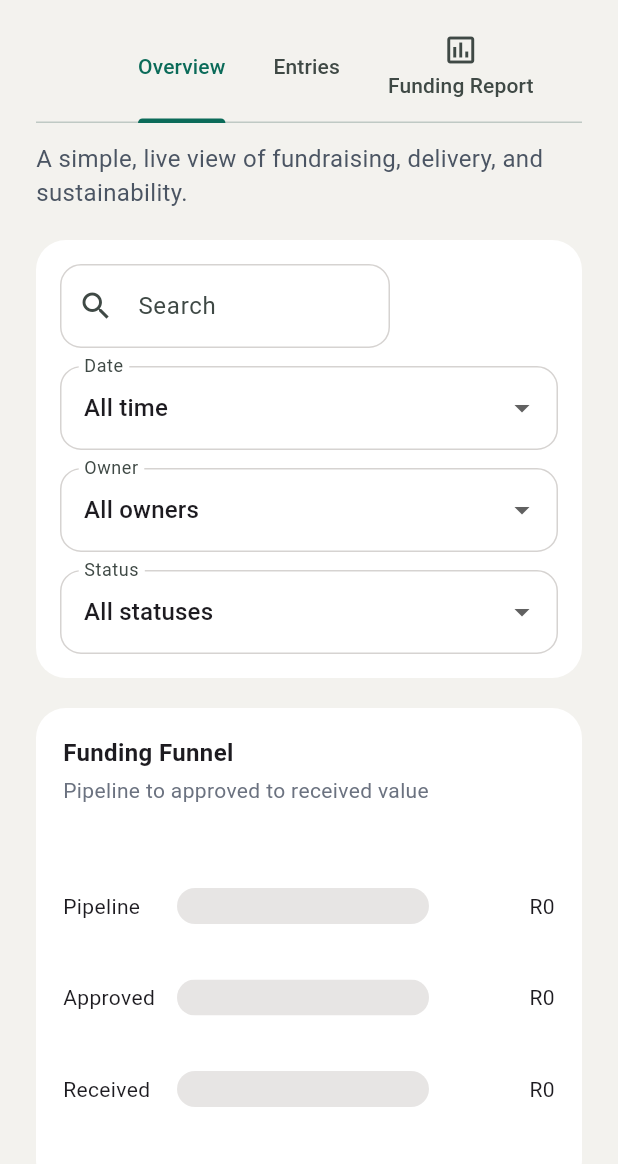
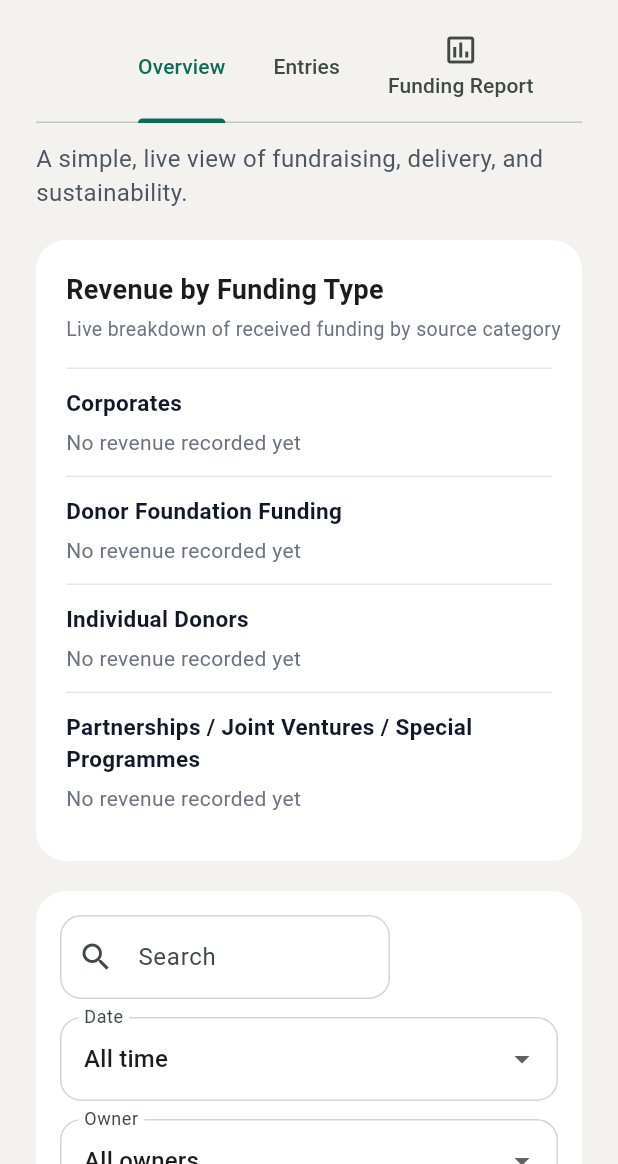
Before and after one commit to Usapho-Foundation/usapho-dashboard, a Flutter app: the screen it shows once a user with an empty profile is signed in, on a phone screen of 412 x 824 dp, the part 72-1236 px from its top. Run offline on Flutter 3.47's test engine with Material 3 defaults, Android fonts, the phone set to English and light mode, and no system bars; our stand-ins replace cloud_firestore, firebase_auth, firebase_core; accounts and stored records are empty.

Commit message:
Add Revenue Overview: sourceCategory field, form dropdown, calculation, widget, and Overview integration

```diff
--- a/lib/logic/dashboard_calculations.dart
+++ b/lib/logic/dashboard_calculations.dart
@@ -833,6 +833,49 @@ class DashboardCalculations {
     };
   }
 
+  static List<Map<String, dynamic>> revenueBySourceCategory(
+    List<FundingOpportunity> funding,
+  ) {
+    const order = ['corporate', 'foundation', 'individual', 'partnership'];
+    final labels = {
+      'corporate': 'Corporates',
+      'foundation': 'Donor Foundation Funding',
+      'individual': 'Individual Donors',
+      'partnership': 'Partnerships / Joint Ventures / Special Programmes',
+    };
+
+    List<Map<String, dynamic>> results = [];
+
+    for (final category in order) {
+      final items = funding.where((f) => (f.sourceCategory ?? '') == category);
+      final totalRevenue = items.fold<double>(
+        0,
+        (sum, item) => sum + item.amountReceivedToDate,
+      );
+      final unrestricted = items
+          .where((item) => item.type == 'unrestricted')
+          .fold<double>(0, (sum, item) => sum + item.amountReceivedToDate);
+      final restricted = items
+          .where((item) => item.type == 'restricted')
+          .fold<double>(0, (sum, item) => sum + item.amountReceivedToDate);
+
+      final unrestrictedPct = totalRevenue == 0 ? 0.0 : (unrestricted / totalRevenue) * 100;
+      final restrictedPct = totalRevenue == 0 ? 0.0 : (restricted / totalRevenue) * 100;
+
+      results.add({
+        'category': category,
+        'label': labels[category] ?? category,
+        'totalRevenue': totalRevenue,
+        'unrestricted': unrestricted,
+        'restricted': restricted,
+        'unrestrictedPct': unrestrictedPct,
+        'restrictedPct': restrictedPct,
+      });
+    }
+
+    return results;
+  }
+
   static double _engagementScore(String value) {
     switch (value) {
       case 'high':
--- a/lib/models/funding_opportunity.dart
+++ b/lib/models/funding_opportunity.dart
@@ -34,6 +34,7 @@ class FundingOpportunity {
     required this.comments,
     required this.update,
     required this.forecastedIncome,
+    required this.sourceCategory,
   });
 
   // Legacy fields
@@ -69,6 +70,7 @@ class FundingOpportunity {
   final String comments;
   final String update;
   final double forecastedIncome;
+  final String sourceCategory;
 
   factory FundingOpportunity.fromFirestore(
     Map<String, dynamic> data,
@@ -91,6 +93,7 @@ class FundingOpportunity {
       // New spreadsheet-aligned fields with defaults
       type: data['type'] ?? 'restricted',
       funderName: data['funderName'] ?? '',
+      sourceCategory: data['sourceCategory'] ?? '',
       monthly: (data['monthly'] ?? 0).toDouble(),
       quarterly: (data['quarterly'] ?? 0).toDouble(),
       annually: (data['annually'] ?? 0).toDouble(),
@@ -147,6 +150,7 @@ class FundingOpportunity {
       'comments': comments,
       'update': update,
       'forecastedIncome': forecastedIncome,
+      'sourceCategory': sourceCategory,
     };
   }
 }
--- a/lib/screens/dashboard_screen.dart
+++ b/lib/screens/dashboard_screen.dart
@@ -19,6 +19,7 @@ import '../widgets/funding_summary_bar.dart';
 import '../widgets/filter_bar.dart';
 import '../widgets/kpi_card.dart';
 import '../widgets/proposals_status_chart.dart';
+import '../widgets/revenue_overview_card.dart';
 
 class DashboardScreen extends StatefulWidget {
   const DashboardScreen({super.key});
@@ -488,6 +489,7 @@ class _DashboardScreenState extends State<DashboardScreen> {
     final proposalStatusCounts = DashboardCalculations.proposalStatusCounts(_funding);
     final otherIncomeSummary = DashboardCalculations.totalOtherIncome(_funding);
     final forecastSummary = DashboardCalculations.incomeForecastSummary(_funding);
+    final revenueBySource = DashboardCalculations.revenueBySourceCategory(_funding);
 
     double moneyRatio(double received, double target) {
       if (target == 0) {
@@ -647,6 +649,8 @@ class _DashboardScreenState extends State<DashboardScreen> {
                                       color: Color(0xFF4B5563),
                                     ),
                                   ),
+                                  const SizedBox(height: 20),
+                                  RevenueOverviewCard(categoryData: revenueBySource),
                                   const SizedBox(height: 20),
                                   FilterBar(
                                     filter: _filter,
--- a/lib/widgets/data_entry_dialog.dart
+++ b/lib/widgets/data_entry_dialog.dart
@@ -140,6 +140,7 @@ class _FundingFormState extends State<_FundingForm> {
   late final TextEditingController _forecastedIncomeController;
   late String _status;
   late String _type;
+  late String _sourceCategory;
   static const List<String> _proposalStatuses = [
     'pending',
     'in_progress',
@@ -220,6 +221,7 @@ class _FundingFormState extends State<_FundingForm> {
     );
     _type = existing?.type ?? 'restricted';
     _status = existing?.status ?? (_type == 'proposal' ? 'pending' : 'pipeline');
+    _sourceCategory = existing?.sourceCategory ?? '';
   }
 
   @override
@@ -289,6 +291,7 @@ class _FundingFormState extends State<_FundingForm> {
       comments: _commentsController.text.trim(),
       update: _updateController.text.trim(),
       forecastedIncome: double.tryParse(_forecastedIncomeController.text) ?? 0,
+      sourceCategory: _sourceCategory,
     );
 
     if (widget.existing == null) {
@@ -501,6 +504,19 @@ class _FundingFormState extends State<_FundingForm> {
                   _status = 'pending';
                 }
               }),
+            ),
+            _dropdownField<String>(
+              label: 'Source Category',
+              info: 'The funding source category for this record.',
+              value: _sourceCategory,
+              items: const [
+                DropdownMenuItem(value: '', child: Text('Not specified')),
+                DropdownMenuItem(value: 'corporate', child: Text('Corporate')),
+                DropdownMenuItem(value: 'foundation', child: Text('Donor Foundation')),
+                DropdownMenuItem(value: 'individual', child: Text('Individual Donor')),
+                DropdownMenuItem(value: 'partnership', child: Text('Partnership / Joint Venture / Special Programme')),
+              ],
+              onChanged: (value) => setState(() => _sourceCategory = value ?? ''),
             ),
             ..._buildTypeFields(),
             ExpansionTile(
--- /dev/null
+++ b/lib/widgets/revenue_overview_card.dart
@@ -0,0 +1,136 @@
+import 'package:flutter/material.dart';
+
+class RevenueOverviewCard extends StatelessWidget {
+  const RevenueOverviewCard({super.key, required this.categoryData});
+
+  final List<Map<String, dynamic>> categoryData;
+
+  String _formatCurrency(double value) {
+    // Simple regex-based formatter consistent with repo conventions
+    final parts = value.toStringAsFixed(2).split('.');
+    final integer = parts[0];
+    final decimals = parts[1];
+    final regex = RegExp(r"(\d+)(\d{3})");
+    var formatted = integer;
+    while (regex.hasMatch(formatted)) {
+      formatted = formatted.replaceAllMapped(regex, (m) => '${m[1]},${m[2]}');
+    }
+    return 'R $formatted.$decimals';
+  }
+
+  @override
+  Widget build(BuildContext context) {
+    return Card(
+      child: Padding(
+        padding: const EdgeInsets.all(20),
+        child: Column(
+          crossAxisAlignment: CrossAxisAlignment.start,
+          children: [
+            Row(
+              mainAxisAlignment: MainAxisAlignment.spaceBetween,
+              children: [
+                Column(
+                  crossAxisAlignment: CrossAxisAlignment.start,
+                  children: const [
+                    Text(
+                      'Revenue by Funding Type',
+                      style: TextStyle(
+                        fontSize: 18,
+                        fontWeight: FontWeight.w700,
+                      ),
+                    ),
+                    SizedBox(height: 4),
+                    Text(
+                      'Live breakdown of received funding by source category',
+                      style: TextStyle(
+                        fontSize: 13,
+                        color: Color(0xFF6B7280),
+                      ),
+                    ),
+                  ],
+                ),
+              ],
+            ),
+            const SizedBox(height: 16),
+            Column(
+              children: categoryData.map((cat) {
+                final total = (cat['totalRevenue'] as double?) ?? 0.0;
+                final unrestricted = (cat['unrestricted'] as double?) ?? 0.0;
+                final restricted = (cat['restricted'] as double?) ?? 0.0;
+                final unrestrictedPct = (cat['unrestrictedPct'] as double?) ?? 0.0;
+                final restrictedPct = (cat['restrictedPct'] as double?) ?? 0.0;
+
+                return Column(
+                  crossAxisAlignment: CrossAxisAlignment.start,
+                  children: [
+                    const Divider(height: 1, thickness: 1, color: Color(0xFFE5E7EB)),
+                    const SizedBox(height: 12),
+                    Text(
+                      cat['label'] ?? '',
+                      style: const TextStyle(
+                        fontSize: 15,
+                        fontWeight: FontWeight.w600,
+                        color: Color(0xFF111827),
+                      ),
+                    ),
+                    const SizedBox(height: 6),
+                    if (total == 0)
+                      Text(
+                        'No revenue recorded yet',
+                        style: const TextStyle(color: Color(0xFF6B7280)),
+                      )
+                    else
+                      Column(
+                        crossAxisAlignment: CrossAxisAlignment.start,
+                        children: [
+                          Text(
+                            'Total Revenue: ${_formatCurrency(total)}',
+                            style: const TextStyle(
+                              fontSize: 16,
+                              fontWeight: FontWeight.w700,
+                              color: Color(0xFF111827),
+                            ),
+                          ),
+                          const SizedBox(height: 8),
+                          Text(
+                            'Unrestricted: ${_formatCurrency(unrestricted)} (${unrestrictedPct.toStringAsFixed(0)}%)',
+                            style: const TextStyle(fontSize: 13, color: Color(0xFF4B5563)),
+                          ),
+                          const SizedBox(height: 6),
+                          ClipRRect(
+                            borderRadius: BorderRadius.circular(4),
+                            child: LinearProgressIndicator(
+                              value: (unrestrictedPct / 100).clamp(0.0, 1.0),
+                              minHeight: 6,
+                              color: const Color(0xFF1565C0),
+                              backgroundColor: const Color(0xFFE5E7EB),
+                            ),
+                          ),
+                          const SizedBox(height: 10),
+                          Text(
+                            'Restricted: ${_formatCurrency(restricted)} (${restrictedPct.toStringAsFixed(0)}%)',
+                            style: const TextStyle(fontSize: 13, color: Color(0xFF4B5563)),
+                          ),
+                          const SizedBox(height: 6),
+                          ClipRRect(
+                            borderRadius: BorderRadius.circular(4),
+                            child: LinearProgressIndicator(
+                              value: (restrictedPct / 100).clamp(0.0, 1.0),
+                              minHeight: 6,
+                              color: const Color(0xFF2E7D32),
+                              backgroundColor: const Color(0xFFE5E7EB),
+                            ),
+                          ),
+                        ],
+                      ),
+                    const SizedBox(height: 12),
+                  ],
+                );
+              }).toList(),
+            ),
+          ],
+        ),
+      ),
+    );
+  }
+}
```
